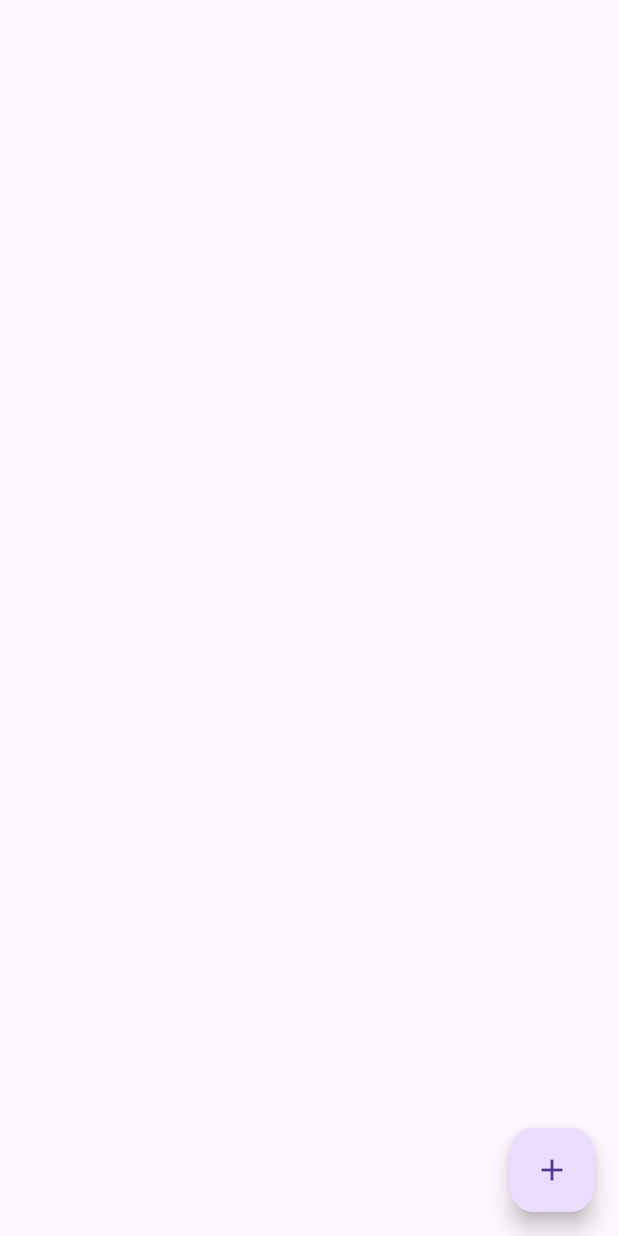
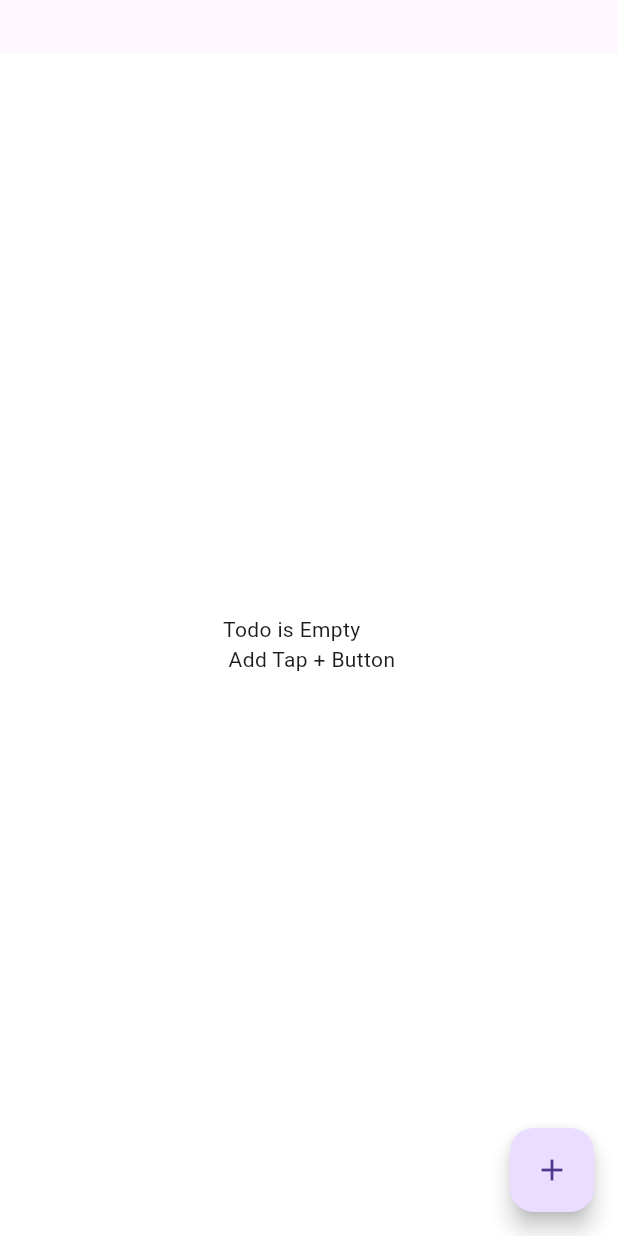
Before and after one commit to Fahamin/todolist_flutter, a Flutter app: the screen it shows after launch, on a phone screen of 412 x 824 dp. Run offline on Flutter 3.47's test engine with Material 3 defaults, Android fonts, the phone set to English and light mode, and no system bars; our stand-ins replace firebase_core, flutter_riverpod, flutter_screenutil, gap, get, google_fonts and 1 more; accounts and stored records are empty.

Commit message:
offline work properly 2 page

```diff
--- a/lib/main.dart
+++ b/lib/main.dart
@@ -1,6 +1,8 @@
 import 'package:firebase_core/firebase_core.dart';
 import 'package:flutter/material.dart';
+import 'package:flutter/services.dart';
 import 'package:flutter_riverpod/flutter_riverpod.dart';
+import 'package:flutter_screenutil/flutter_screenutil.dart';
 import 'package:get/get_navigation/src/root/get_material_app.dart';
 import 'package:todolist_flutter/providers/providers.dart';
 import 'package:todolist_flutter/routes/routes.dart';
@@ -12,6 +14,12 @@ Future<void> main() async {
   await Firebase.initializeApp(
     options: DefaultFirebaseOptions.currentPlatform,
   );
+  /*SystemChrome.setPreferredOrientations(
+      [DeviceOrientation.portraitUp, DeviceOrientation.portraitDown]);
+  SystemChrome.setSystemUIOverlayStyle(SystemUiOverlayStyle(
+    systemNavigationBarColor: Color(0xffffc0cb), // navigation bar color
+    statusBarColor: Color(0xffffc0cb), // status bar color
+  ));*/
   runApp(ProviderScope(child: MyApp()));
 }
 
@@ -19,13 +27,16 @@ class MyApp extends ConsumerWidget {
   @override
   Widget build(BuildContext context, ref) {
     final isLightTheme = ref.watch(themeProvider);
-
-    return GetMaterialApp(
-        // Remove the debug banner
-        debugShowCheckedModeBanner: false,
-        title: 'IPTV',
-        theme: isLightTheme ? ThemeData.light() : ThemeData.dark(),
-        initialRoute: Routes.homeScreen,
-        getPages: appRoutes());
+    return ScreenUtilInit(
+        designSize: const Size(360, 690),
+        minTextAdapt: true,
+        splitScreenMode: true,
+        child: GetMaterialApp(
+            // Remove the debug banner
+            debugShowCheckedModeBanner: false,
+            title: 'IPTV',
+            theme: isLightTheme ? ThemeData.light() : ThemeData.dark(),
+            initialRoute: Routes.homeScreen,
+            getPages: appRoutes()));
   }
 }
--- a/lib/routes/routes.dart
+++ b/lib/routes/routes.dart
@@ -1,4 +1,5 @@
 import 'package:get/get.dart';
+import 'package:todolist_flutter/screen/details_screen.dart';
 import 'package:todolist_flutter/screen/home_screen.dart';
 
 
@@ -7,7 +8,7 @@ class Routes {
 
   static String splashScreen = '/splashScreen';
 
-  static String m3uPage = '/m3uPage';
+  static String details = '/details';
 
   static String playlist = '/playlist';
 
@@ -36,4 +37,11 @@ appRoutes() => [
         transitionDuration: Duration(milliseconds: 500),
       ),
 
+  GetPage(
+    name: Routes.details,
+    page: () => DetailsScreen(),
+    transition: Transition.leftToRightWithFade,
+    transitionDuration: Duration(milliseconds: 500),
+  ),
+
     ];
--- a/lib/screen/home_screen.dart
+++ b/lib/screen/home_screen.dart
@@ -5,6 +5,7 @@ import 'package:get/get.dart';
 import 'package:get/get_core/src/get_main.dart';
 import 'package:todolist_flutter/db/database_sqlite.dart';
 import 'package:todolist_flutter/model/todo_model.dart';
+import 'package:todolist_flutter/routes/routes.dart';
 import 'package:todolist_flutter/widgets/todo_list_item.dart';
 
 import '../providers/providers.dart';
@@ -26,11 +27,19 @@ class _HomeScreenState extends ConsumerState<HomeScreen> {
     var db = ref.watch(databaseProvider);
 
     return Scaffold(
-      body: Padding(
+      resizeToAvoidBottomInset: false,
+      body: Container(
+        width: 1.sw,
+        height: 1.sh,
+        margin: EdgeInsets.only(top: 30.h),
+        decoration: BoxDecoration(color: Colors.white),
+        child: Padding(
           padding: const EdgeInsets.all(8.0),
-        child: Center(
+          child: Flexible(
               child: todos.when(data: (todos) {
-          return ListView.builder(
+            if (todos.isNotEmpty) {
+              return Center(
+                child: ListView.builder(
                   padding: const EdgeInsets.only(top: 10),
                   physics: const BouncingScrollPhysics(),
                   itemCount: todos.length,
@@ -45,18 +54,22 @@ class _HomeScreenState extends ConsumerState<HomeScreen> {
                             model.id, model.title!, model.isComplete == 1 ? 0 : 1);
                         ref.refresh(getAllTodoProvider);
                       },
-                onTapDelete: () async {
-                  await db.deleteTodo(model.id);
-                  ref.refresh(getAllTodoProvider);
+                      onTapDetails: () async {
+                        Get.toNamed(Routes.details, arguments: model);
                       },
                     );
                   },
+                ),
               );
+            } else {
+              return Center(child: Text("Todo is Empty\n Add Tap + Button"));
+            }
           }, error: (error, r) {
             return Center(child: Text("Error"));
           }, loading: () {
             return Center(child: CircularProgressIndicator());
           })),
+        ),
       ),
       floatingActionButton: FloatingActionButton(
         onPressed: () {
--- a/lib/widgets/todo_dialog.dart
+++ b/lib/widgets/todo_dialog.dart
@@ -106,7 +106,7 @@ class CustomdialogNewTodo extends ConsumerWidget {
           TextButton(
             onPressed: onPressedCreate,
             child: Text(
-              "Create",
+              "Add",
               style: GoogleFonts.roboto(
                 fontSize: 15.sp,
               ),
--- a/pubspec.yaml
+++ b/pubspec.yaml
@@ -46,6 +46,7 @@ dependencies:
   flutter_screenutil: ^5.9.0
   firebase_core: ^2.24.2
   cloud_firestore: ^4.14.0
+  gap: ^3.0.1
 dev_dependencies:
   flutter_test:
     sdk: flutter
```
Also changed, not shown: lib/screen/details_screen.dart (+90 -2 lines), lib/widgets/custom_text_field.dart (added, +53 -0 lines), lib/widgets/todo_list_item.dart (+4 -4 lines), pubspec.lock. Lines whose indentation alone changed are shown as unchanged.
